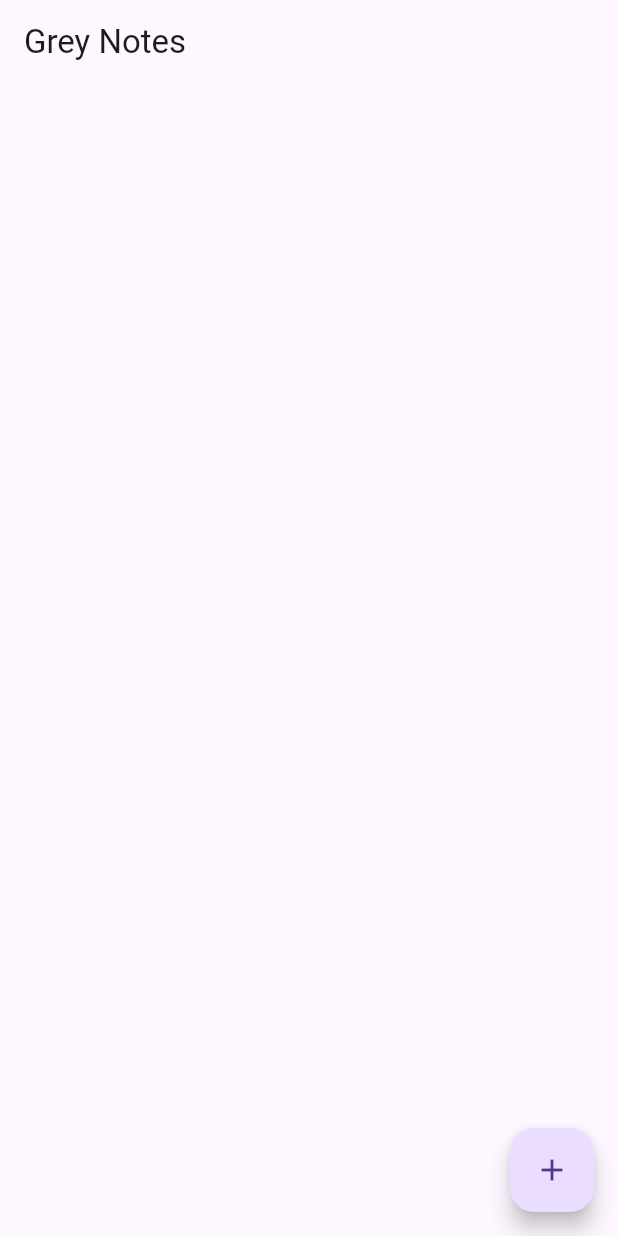
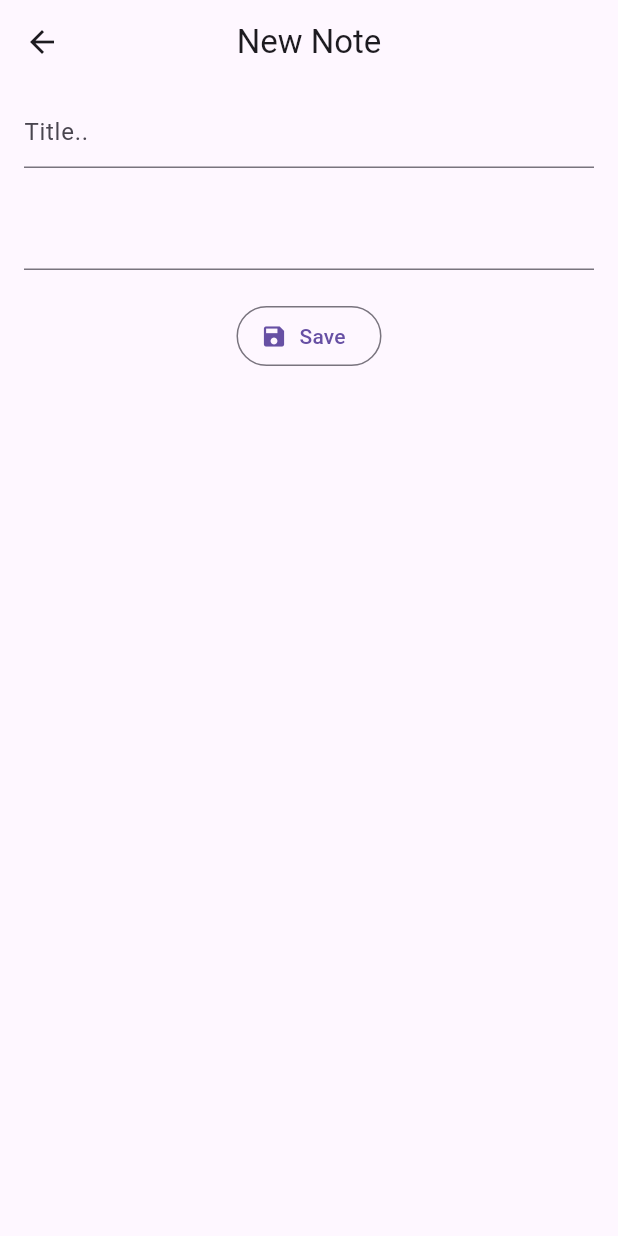
Before and after one commit to karthicbz/grey_note, a Flutter app: the screen it shows after launch, after a tap on the "add" icon, on a phone screen of 412 x 824 dp. Run offline on Flutter 3.47's test engine with Material 3 defaults, Android fonts, the phone set to English and light mode, and no system bars.

Commit message:
make textfield multiline and add scaffold

```diff
--- a/lib/main.dart
+++ b/lib/main.dart
@@ -1,5 +1,6 @@
 import 'package:flutter/material.dart';
 import 'package:grey_note/pages/home.dart';
+import 'package:grey_note/pages/new_note.dart';
 
 void main() {
   runApp(const MainApp());
@@ -10,8 +11,13 @@ class MainApp extends StatelessWidget {
 
   @override
   Widget build(BuildContext context) {
-    return const MaterialApp(
-      home: Home(),
+    return MaterialApp(
+      darkTheme: ThemeData.dark(useMaterial3: true),
+      theme: ThemeData.light(useMaterial3: true),
+      home: const Home(),
+      routes: {
+        "/new-note": (context) => const NewNote(),
+      },
     );
   }
 }
--- /dev/null
+++ b/lib/models/note_model.dart
@@ -0,0 +1,8 @@
+class NoteModel {
+  String? _title;
+  String? _note;
+
+  NoteModel({String? title, String? note})
+      : _title = title,
+        _note = note;
+}
--- a/lib/pages/home.dart
+++ b/lib/pages/home.dart
@@ -8,15 +8,18 @@ class Home extends StatefulWidget {
 }
 
 class _HomeState extends State<Home> {
+  bool isSyncing = false;
   @override
   Widget build(BuildContext context) {
     return Scaffold(
       appBar: AppBar(
-        title: Text('Grey Notes'),
+        title: const Text('Grey Notes'),
       ),
       floatingActionButton: FloatingActionButton(
-        onPressed: () {},
-        child: Icon(Icons.add),
+        onPressed: () {
+          Navigator.pushNamed(context, '/new-note');
+        },
+        child: const Icon(Icons.add),
       ),
     );
   }
--- /dev/null
+++ b/lib/pages/new_note.dart
@@ -0,0 +1,44 @@
+import 'package:flutter/material.dart';
+
+class NewNote extends StatefulWidget {
+  const NewNote({super.key});
+
+  @override
+  State<NewNote> createState() => _NewNoteState();
+}
+
+class _NewNoteState extends State<NewNote> {
+  @override
+  Widget build(BuildContext context) {
+    return Scaffold(
+      appBar: AppBar(
+        title: const Text("New Note"),
+        centerTitle: true,
+      ),
+      body: Padding(
+        padding: const EdgeInsets.fromLTRB(16.0, 8.0, 16.0, 8.0),
+        child: Flex(direction: Axis.vertical, children: [
+          const TextField(
+            decoration: InputDecoration(hintText: "Title.."),
+          ),
+          const SizedBox(
+            height: 20.0,
+          ),
+          TextFormField(
+            keyboardType: TextInputType.multiline,
+            maxLines: null,
+          ),
+          const SizedBox(
+            height: 20.0,
+          ),
+          OutlinedButton.icon(
+              onPressed: () {
+                Navigator.pop(context);
+              },
+              icon: const Icon(Icons.save),
+              label: const Text('Save'))
+        ]),
+      ),
+    );
+  }
+}
```
